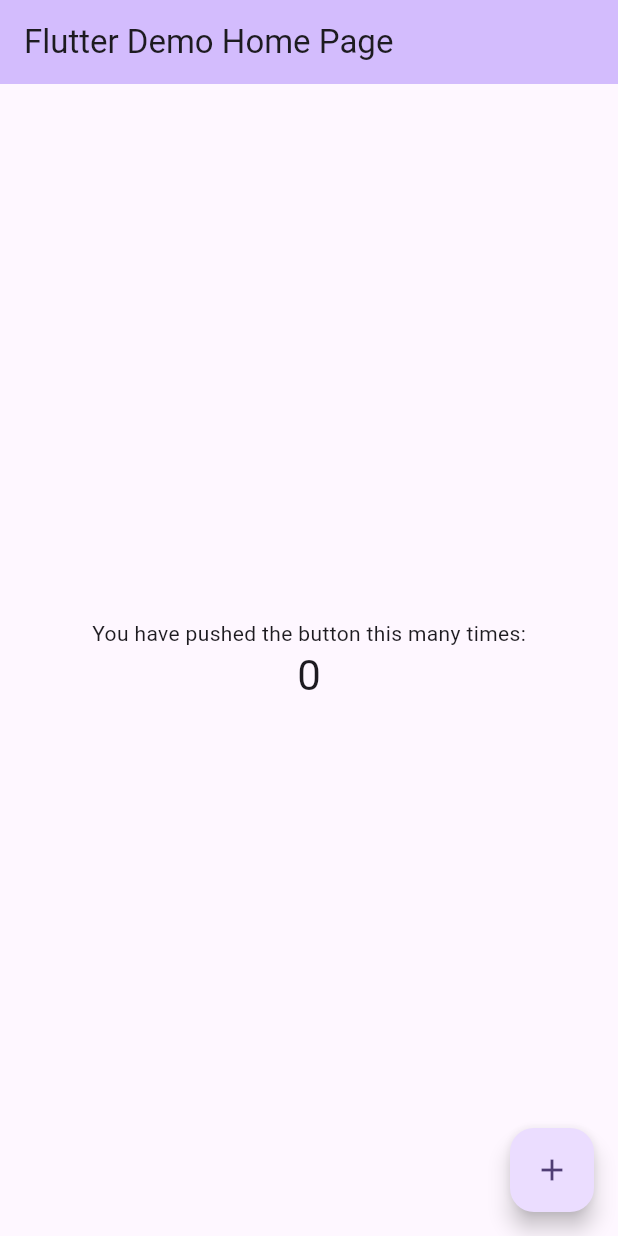
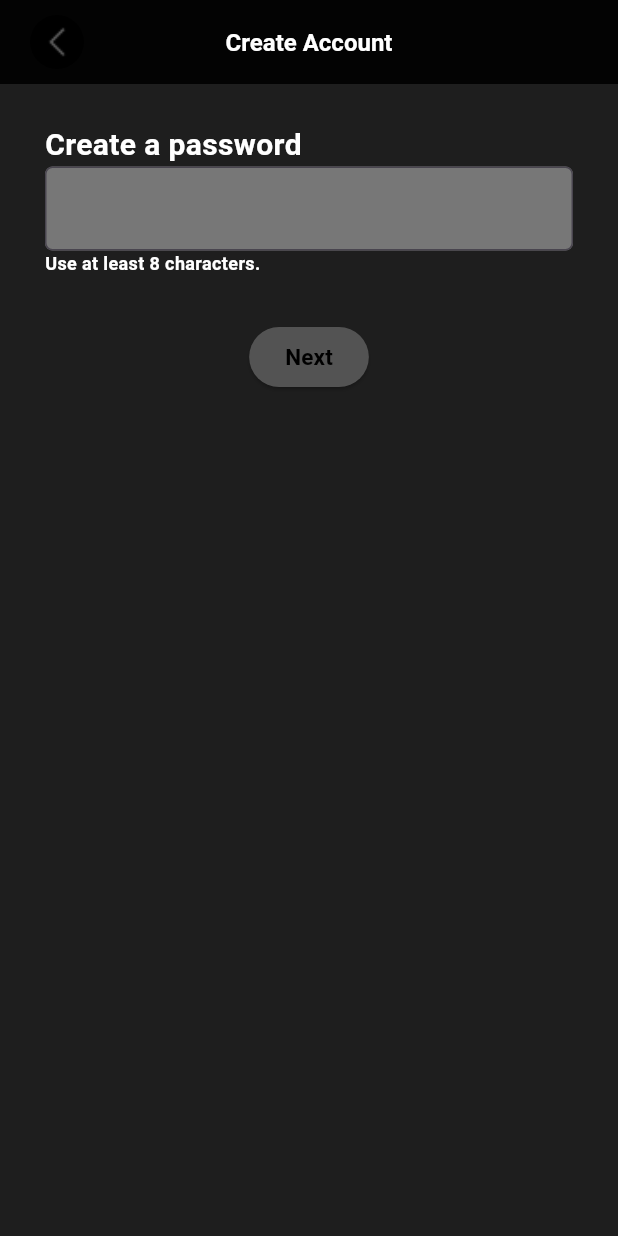
Before and after one commit to ferya2/project_musicplayer, a Flutter app: the screen it shows after launch, on a phone screen of 412 x 824 dp. Run offline on Flutter 3.47's test engine with Material 3 defaults, Android fonts, the phone set to English and light mode, and no system bars; our stand-ins replace google_fonts; Roboto replaces fonts that are missing (Prompt).

Commit message:
update sign 2 & 3

```diff
--- a/spoticok/spoticok_apk/lib/constants/colors/colors.dart
+++ b/spoticok/spoticok_apk/lib/constants/colors/colors.dart
@@ -8,5 +8,9 @@ class ColorsCollection{
   static Color whiteNeutral = Colors.white;
   static Color greyNeutral = Colors.grey;
   static Color redNeutral = Colors.red;
-
+  static Color bgColor = Color(0xFF1E1E1E);
+  static Color bgCircleIcon = Color(0xFF030303);
+  static Color textField = Color(0xFF777777);
+  static Color signBtn = Color(0xFF535353);
+  static Color nextBtn = Color(0xFF000000);
 }
--- a/spoticok/spoticok_apk/lib/constants/padding/padding.dart
+++ b/spoticok/spoticok_apk/lib/constants/padding/padding.dart
@@ -2,4 +2,5 @@ import 'package:flutter/material.dart';
 
 class CustomPadding {
   static EdgeInsets kSidePadding = const EdgeInsets.only(right: 20, left: 20);
+  static EdgeInsets SidePadding = const EdgeInsets.only(right: 30, left: 30);
 }
--- a/spoticok/spoticok_apk/lib/constants/textstyle/textstyle.dart
+++ b/spoticok/spoticok_apk/lib/constants/textstyle/textstyle.dart
@@ -7,4 +7,20 @@ class AppTextStyle {
       fontSize: 24,
       fontWeight: FontWeight.bold,
       color: ColorsCollection.blackNeutral);
+  static TextStyle appBarTitleStyle = GoogleFonts.prompt(
+      fontSize: 16,
+      fontWeight: FontWeight.w700,
+      color: ColorsCollection.textColor);
+  static TextStyle textStylepw = GoogleFonts.prompt(
+      fontSize: 20,
+      fontWeight: FontWeight.w700,
+      color: ColorsCollection.textColor);
+  static TextStyle textStylepwsm = GoogleFonts.prompt(
+      fontSize: 12,
+      fontWeight: FontWeight.w600,
+      color: ColorsCollection.textColor);
+  static TextStyle textStylepwbtn = GoogleFonts.prompt(
+      fontSize: 15,
+      fontWeight: FontWeight.w600,
+      color: ColorsCollection.nextBtn);
 }
--- a/spoticok/spoticok_apk/lib/main.dart
+++ b/spoticok/spoticok_apk/lib/main.dart
@@ -1,125 +1,17 @@
 import 'package:flutter/material.dart';
+import 'package:spoticok_apk/view/welcomepage/spoticok_signup2.dart';
 
 void main() {
   runApp(const MyApp());
 }
 
 class MyApp extends StatelessWidget {
-  const MyApp({super.key});
+  const MyApp({Key? key}) : super(key: key);
 
-  // This widget is the root of your application.
   @override
   Widget build(BuildContext context) {
     return MaterialApp(
-      title: 'Flutter Demo',
-      theme: ThemeData(
-        // This is the theme of your application.
-        //
-        // TRY THIS: Try running your application with "flutter run". You'll see
-        // the application has a blue toolbar. Then, without quitting the app,
-        // try changing the seedColor in the colorScheme below to Colors.green
-        // and then invoke "hot reload" (save your changes or press the "hot
-        // reload" button in a Flutter-supported IDE, or press "r" if you used
-        // the command line to start the app).
-        //
-        // Notice that the counter didn't reset back to zero; the application
-        // state is not lost during the reload. To reset the state, use hot
-        // restart instead.
-        //
-        // This works for code too, not just values: Most code changes can be
-        // tested with just a hot reload.
-        colorScheme: ColorScheme.fromSeed(seedColor: Colors.deepPurple),
-        useMaterial3: true,
-      ),
-      home: const MyHomePage(title: 'Flutter Demo Home Page'),
+      home: SignUp2(),
     );
   }
 }
-
-class MyHomePage extends StatefulWidget {
-  const MyHomePage({super.key, required this.title});
-
-  // This widget is the home page of your application. It is stateful, meaning
-  // that it has a State object (defined below) that contains fields that affect
-  // how it looks.
-
-  // This class is the configuration for the state. It holds the values (in this
-  // case the title) provided by the parent (in this case the App widget) and
-  // used by the build method of the State. Fields in a Widget subclass are
-  // always marked "final".
-
-  final String title;
-
-  @override
-  State<MyHomePage> createState() => _MyHomePageState();
-}
-
-class _MyHomePageState extends State<MyHomePage> {
-  int _counter = 0;
-
-  void _incrementCounter() {
-    setState(() {
-      // This call to setState tells the Flutter framework that something has
-      // changed in this State, which causes it to rerun the build method below
-      // so that the display can reflect the updated values. If we changed
-      // _counter without calling setState(), then the build method would not be
-      // called again, and so nothing would appear to happen.
-      _counter++;
-    });
-  }
-
-  @override
-  Widget build(BuildContext context) {
-    // This method is rerun every time setState is called, for instance as done
-    // by the _incrementCounter method above.
-    //
-    // The Flutter framework has been optimized to make rerunning build methods
-    // fast, so that you can just rebuild anything that needs updating rather
-    // than having to individually change instances of widgets.
-    return Scaffold(
-      appBar: AppBar(
-        // TRY THIS: Try changing the color here to a specific color (to
-        // Colors.amber, perhaps?) and trigger a hot reload to see the AppBar
-        // change color while the other colors stay the same.
-        backgroundColor: Theme.of(context).colorScheme.inversePrimary,
-        // Here we take the value from the MyHomePage object that was created by
-        // the App.build method, and use it to set our appbar title.
-        title: Text(widget.title),
-      ),
-      body: Center(
-        // Center is a layout widget. It takes a single child and positions it
-        // in the middle of the parent.
-        child: Column(
-          // Column is also a layout widget. It takes a list of children and
-          // arranges them vertically. By default, it sizes itself to fit its
-          // children horizontally, and tries to be as tall as its parent.
-          //
-          // Column has various properties to control how it sizes itself and
-          // how it positions its children. Here we use mainAxisAlignment to
-          // center the children vertically; the main axis here is the vertical
-          // axis because Columns are vertical (the cross axis would be
-          // horizontal).
-          //
-          // TRY THIS: Invoke "debug painting" (choose the "Toggle Debug Paint"
-          // action in the IDE, or press "p" in the console), to see the
-          // wireframe for each widget.
-          mainAxisAlignment: MainAxisAlignment.center,
-          children: <Widget>[
-            const Text(
-              'You have pushed the button this many times:',
-            ),
-            Text(
-              '$_counter',
-              style: Theme.of(context).textTheme.headlineMedium,
-            ),
-          ],
-        ),
-      ),
-      floatingActionButton: FloatingActionButton(
-        onPressed: _incrementCounter,
-        tooltip: 'Increment',
-        child: const Icon(Icons.add),
-      ), // This trailing comma makes auto-formatting nicer for build methods.
-    );
-  }
-}
--- /dev/null
+++ b/spoticok/spoticok_apk/lib/view/welcomepage/spoticok_signup2.dart
@@ -0,0 +1,105 @@
+import 'package:flutter/material.dart';
+import 'package:spoticok_apk/constants/colors/colors.dart';
+import 'package:spoticok_apk/constants/padding/padding.dart';
+import 'package:spoticok_apk/constants/textstyle/textstyle.dart';
+import 'package:spoticok_apk/view/welcomepage/spoticok_signup3.dart';
+
+class SignUp2 extends StatefulWidget {
+  const SignUp2({Key? key}) : super(key: key);
+
+  @override
+  State<SignUp2> createState() => _SignUp2State();
+}
+
+class _SignUp2State extends State<SignUp2> {
+  @override
+  Widget build(BuildContext context) {
+    return Scaffold(
+      appBar: AppBar(
+        automaticallyImplyLeading: false,
+        backgroundColor: ColorsCollection.bgColor,
+        title: Text('Create Account', style: AppTextStyle.appBarTitleStyle),
+        leading: Padding(
+          padding: const EdgeInsets.only(left: 20),
+          child: ColorFiltered(
+              colorFilter: ColorFilter.mode(
+                ColorsCollection.bgCircleIcon,
+                BlendMode.hue,
+              ),
+              child: GestureDetector(
+                onTap: () {
+                  Navigator.pop(context);
+                },
+                child: CircleAvatar(
+                  radius: 20,
+                  backgroundColor: ColorsCollection.blackNeutral,
+                  backgroundImage: const AssetImage('images/ic_back.png'),
+                ),
+              )),
+        ),
+        centerTitle: true,
+        elevation: 0,
+      ),
+      body: Container(
+        color: ColorsCollection.bgColor,
+        width: double.infinity,
+        height: double.infinity,
+        child: SizedBox(
+          child: Padding(
+            padding: CustomPadding.SidePadding,
+            child: Column(
+              mainAxisAlignment: MainAxisAlignment.start,
+              crossAxisAlignment: CrossAxisAlignment.start,
+              children: [
+                SizedBox(height: 26.0),
+                Text(
+                  'Create a password',
+                  style: AppTextStyle.textStylepw,
+                ),
+                TextField(
+                  decoration: InputDecoration(
+                    fillColor: ColorsCollection.textField,
+                    filled: true,
+                    border: OutlineInputBorder(
+                      borderRadius: BorderRadius.circular(5.0),
+                      borderSide: BorderSide(
+                        width: 0.5,
+                      ),
+                    ),
+                  ),
+                ),
+                Text(
+                  'Use at least 8 characters.',
+                  style: AppTextStyle.textStylepwsm,
+                ),
+                SizedBox(height: 30.0),
+                Center(
+                  child: ElevatedButton(
+                    onPressed: () {
+                      Navigator.push(
+                        context,
+                        MaterialPageRoute(
+                          builder: (context) => SignUp3(),
+                        ),
+                      );
+                    },
+                    style: ElevatedButton.styleFrom(
+                      primary: ColorsCollection.signBtn,
+                      shape: RoundedRectangleBorder(
+                        borderRadius: BorderRadius.circular(21.0),
+                      ),
+                    ),
+                    child: Text(
+                      'Next',
+                      style: AppTextStyle.textStylepwbtn,
+                    ),
+                  ),
+                ),
+              ],
+            ),
+          ),
+        ),
+      ),
+    );
+  }
+}
--- a/spoticok/spoticok_apk/pubspec.yaml
+++ b/spoticok/spoticok_apk/pubspec.yaml
@@ -53,6 +53,9 @@ dev_dependencies:
 
 # The following section is specific to Flutter packages.
 flutter:
+  assets:
+    - images/Logo.png
+    - images/ic_back.png
 
   # The following line ensures that the Material Icons font is
   # included with your application, so that you can use the icons in
```
Also changed, not shown: spoticok/spoticok_apk/lib/view/welcomepage/spoticok_signup3.dart (added, +100 -0 lines), spoticok/spoticok_apk/images/ic_back.png (added).
